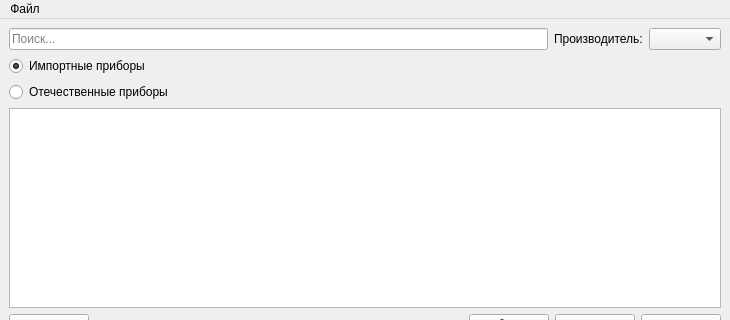
First picture: the form in mainwindow.ui, repository igrekus/subst, before the edit; both pictures show x 0 to 730 and y 0 to 320 of the 730 by 606 pixel window.
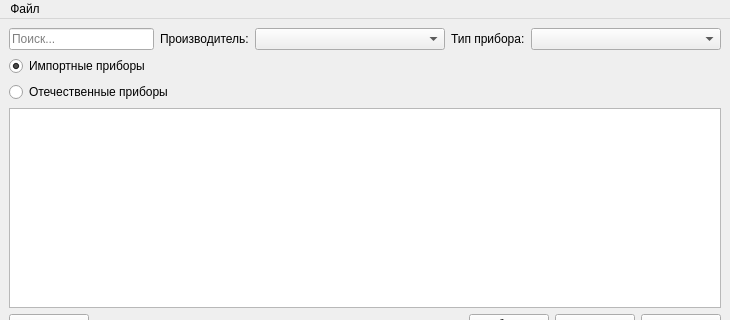
Second picture: the form after the edit.

The edit to the form file:
```diff
--- a/mainwindow.ui
+++ b/mainwindow.ui
@@ -32,7 +32,31 @@
        </widget>
       </item>
       <item>
-       <widget class="QComboBox" name="comboVendorFilter"/>
+       <widget class="QComboBox" name="comboVendorFilter">
+        <property name="sizeAdjustPolicy">
+         <enum>QComboBox::AdjustToMinimumContentsLength</enum>
+        </property>
+        <property name="minimumContentsLength">
+         <number>20</number>
+        </property>
+       </widget>
+      </item>
+      <item>
+       <widget class="QLabel" name="lblDevtype">
+        <property name="text">
+         <string>Тип прибора:</string>
+        </property>
+       </widget>
+      </item>
+      <item>
+       <widget class="QComboBox" name="comboDevtypeFilter">
+        <property name="sizeAdjustPolicy">
+         <enum>QComboBox::AdjustToMinimumContentsLength</enum>
+        </property>
+        <property name="minimumContentsLength">
+         <number>20</number>
+        </property>
+       </widget>
       </item>
      </layout>
     </item>
```
Left out of the diff: 15 changed lines with no effect on the pictures.
